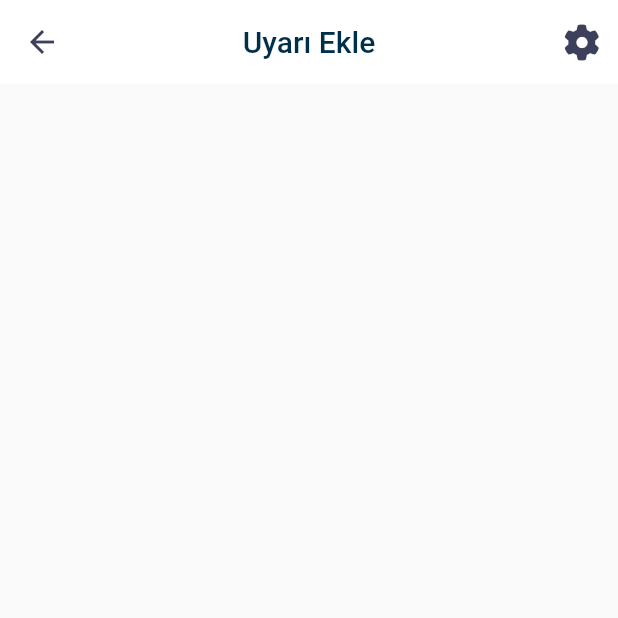
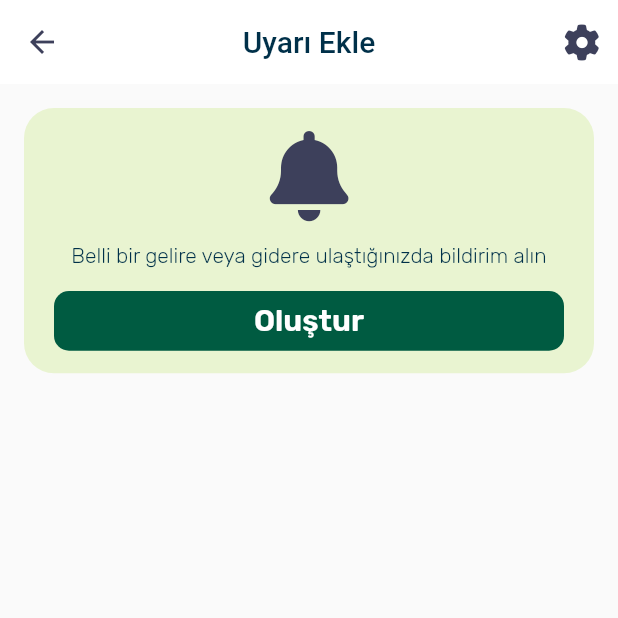
Before and after one commit to hllozglc/Harca, a Flutter app: the screen it shows after launch, after a tap on "Uyarı Ekle", on a phone screen of 412 x 824 dp, the top half of it. Run offline on Flutter 3.47's test engine with Material 2 defaults, Android fonts, the light colour scheme and no system bars; our stand-ins replace flutter_screenutil, font_awesome_flutter, get, google_fonts; network calls fail.

Commit message:
23kasımPer

```diff
--- a/lib/constants/style.dart
+++ b/lib/constants/style.dart
@@ -8,6 +8,7 @@
       static const int _titleColor = 0xff0d1b2a;
       static const int _textColor = 0xff003049;
       static const int _navBarIconColor = 0xff5F6F52;
+      static const int _buttonColor = 0xff005B41;
 
       static const Color cardColor1 = Color(_cardColor1);
       static const Color cardColor2 = Color(_cardColor2);
@@ -15,6 +16,7 @@
       static const Color titleColor = Color(_titleColor);
       static const Color textColor = Color(_textColor);
       static const Color navBarIconColor = Color(_navBarIconColor);
+      static const Color buttonColor = Color(_buttonColor);
     }
 
     class MyStyle {
--- a/lib/main.dart
+++ b/lib/main.dart
@@ -21,7 +21,7 @@ class MyApp extends StatelessWidget {
       designSize: const Size(430, 932),
       builder: (context, child) => GetMaterialApp(
         debugShowCheckedModeBanner: false,
-        title: 'Flutter Demo',
+        title: 'Harca',
         initialRoute: mainPage,
         getPages: [
           GetPage(name: mainPage, page: () => const MainPage()),
--- a/lib/view/viewAddAlert.dart
+++ b/lib/view/viewAddAlert.dart
@@ -1,5 +1,10 @@
 import 'package:flutter/material.dart';
+import 'package:flutter_screenutil/flutter_screenutil.dart';
+import 'package:font_awesome_flutter/font_awesome_flutter.dart';
+import 'package:harca/constants/style.dart';
 import 'package:harca/widget/Methods.dart';
+
+import '../widget/MyButton.dart';
 
 class AddAlert extends StatefulWidget {
   const AddAlert({super.key});
@@ -13,6 +18,21 @@ class _AddAlertState extends State<AddAlert> {
   Widget build(BuildContext context) {
     return Scaffold(
       appBar: MyAppBar('Uyarı Ekle'),
+      body: Container(
+        padding: const EdgeInsets.symmetric(horizontal: 20),
+        margin: const EdgeInsets.only(left: 16,right: 16,top: 16),
+        width: 430.w,
+        height: 200.h,
+        decoration: BoxDecoration(borderRadius: BorderRadius.circular(20), color: MyColor.cardColor1),
+        child: Column(
+          mainAxisAlignment: MainAxisAlignment.spaceEvenly,
+          children: [
+            const FaIcon(FontAwesomeIcons.solidBell,color: MyColor.iconColor,size: 60,),
+            Text('Belli bir gelire veya gidere ulaştığınızda bildirim alın',style: MyStyle.textStyle()),
+            const MyButton(),
+          ],
+        ),
+      ),
     );
   }
 }
--- a/lib/view/viewMainPage.dart
+++ b/lib/view/viewMainPage.dart
@@ -5,8 +5,6 @@ import 'package:harca/constants/style.dart';
 import 'package:harca/view/viewAddExpense.dart';
 import 'package:harca/view/viewAllExpense.dart';
 import 'package:harca/view/viewHomePage.dart';
-
-import '../widget/Methods.dart';
 
 class MainPage extends StatefulWidget {
   const MainPage({super.key});
@@ -55,7 +53,7 @@ class _MainPageState extends State<MainPage> {
             label: 'Ekle',
             icon: Padding(
               padding: EdgeInsets.all(8.0),
-              child: FaIcon(FontAwesomeIcons.plus,color: MyColor.navBarIconColor),
+              child: FaIcon(FontAwesomeIcons.plus,color: MyColor.navBarIconColor,size: 30,),
             ),
           ),
           BottomNavigationBarItem(
--- a/lib/widget/Methods.dart
+++ b/lib/widget/Methods.dart
@@ -4,7 +4,7 @@ import 'package:harca/constants/style.dart';
 
 AppBar MyAppBar(String title) {
   return AppBar(
-    centerTitle: true,
+    centerTitle: true  ,
     iconTheme: const IconThemeData(color: MyColor.iconColor),
     elevation: 0,
     backgroundColor: Colors.white,
@@ -27,11 +27,11 @@ AppBar MyAppBarPage(String title) {
       labelColor: MyColor.textColor,
       tabs: [
       Tab(
-        icon: FaIcon(FontAwesomeIcons.minus,color: Colors.red,),
-        text: "Harca",
+        icon: FaIcon(FontAwesomeIcons.circleDown,color: Colors.red,),
+        text: "Gider",
       ),
       Tab(
-        icon: FaIcon(FontAwesomeIcons.plus,color: Colors.green,),
+        icon: FaIcon(FontAwesomeIcons.circleUp,color: Colors.green,),
         text: "Gelir",
       ),
     ],),
--- /dev/null
+++ b/lib/widget/MyButton.dart
@@ -0,0 +1,25 @@
+import 'package:flutter/material.dart';
+import 'package:flutter_screenutil/flutter_screenutil.dart';
+
+import '../constants/style.dart';
+
+class MyButton extends StatelessWidget {
+  const MyButton({
+    super.key,
+  });
+
+  @override
+  Widget build(BuildContext context) {
+    return InkWell(
+      onTap: () {},
+      child: Container(
+        width: 430.w,
+        height: 45.h,
+        decoration: BoxDecoration(
+            borderRadius: BorderRadius.circular(10),
+            color: MyColor.buttonColor),
+        child:Center(child: Text('Oluştur',style: MyStyle.titleStyle()?.copyWith(color: Colors.white,fontSize: 20,fontWeight: FontWeight.w600),)),
+      ),
+    );
+  }
+}
```
